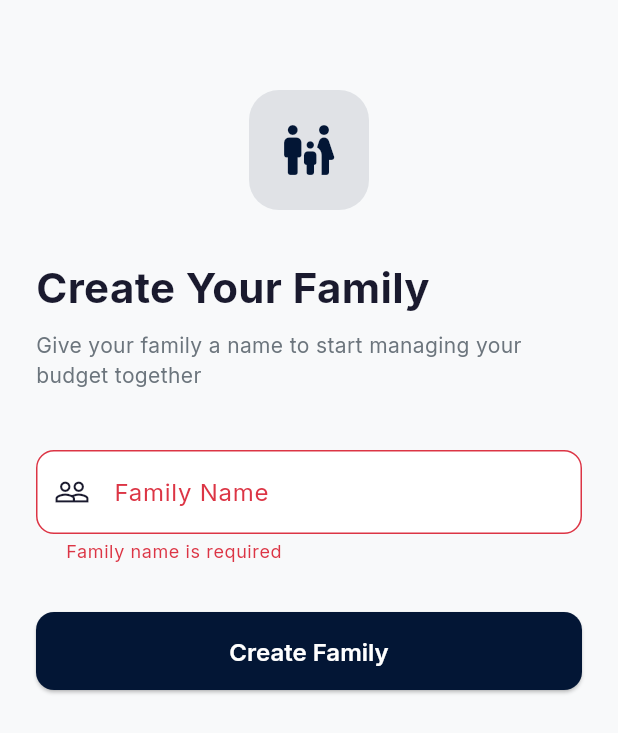
After one commit to Yusef3bdulkarim/family-budgets, a Flutter app: the FamilyCreationScreen screen opened by its route, after a tap on "Create Family", on a phone screen of 412 x 824 dp. The commit adds this screen. Shown: the top 733 px of the screen. Run offline on Flutter 3.47's test engine with Material 3 defaults, Android fonts, the phone set to English and light mode, and no system bars; our stand-ins replace cloud_firestore, firebase_auth, firebase_core, flutter_bloc, get_it, go_router and 3 more; accounts and stored records are empty.

Commit message:
feat(family): add family creation with default category seeding
Introduces the family creation feature: FamilyEntity, FamilyMemberEntity,
FamilyModel, FamilyMemberModel, FirestoreCollections constants,
FamilyMemberRole enum, create/getUserFamily use cases, FamilyRepository,
FamilyDataSource (creates family doc + manager member doc + 8 default
Arabic categories in a batch), FamilyCreationCubit/State,
FamilyCreationScreen and FamilyCreationFormWidget. Updates DI, router
(adds /family-creation, redirects post-auth to /family-creation), login
screen (navigates to /family-creation on success), failure.dart
(FamilyFailure), and firestore.rules (families, family_members, categories).

```diff
--- a/lib/core/error/failure.dart
+++ b/lib/core/error/failure.dart
@@ -20,3 +20,7 @@ class NetworkFailure extends Failure {
 class CacheFailure extends Failure {
   const CacheFailure({super.message = 'Cache error'});
 }
+
+class FamilyFailure extends Failure {
+  const FamilyFailure({required super.message, super.code});
+}
--- a/lib/core/routing/app_router.dart
+++ b/lib/core/routing/app_router.dart
@@ -9,17 +9,20 @@ import '../../features/auth/presentation/screens/forgot_password_screen.dart';
 import '../../features/auth/presentation/screens/login_screen.dart';
 import '../../features/auth/presentation/screens/register_screen.dart';
 import '../../features/auth/presentation/screens/verify_email_screen.dart';
+import '../../features/family/presentation/bloc/family_creation_cubit.dart';
+import '../../features/family/presentation/screens/family_creation_screen.dart';
 
 abstract final class AppRoutes {
   static const login = '/login';
   static const register = '/register';
   static const forgotPassword = '/forgot-password';
   static const verifyEmail = '/verify-email';
+  static const familyCreation = '/family-creation';
   static const home = '/home';
 }
 
 final appRouter = GoRouter(
-  initialLocation: AppRoutes.home,
+  initialLocation: AppRoutes.familyCreation,
   redirect: (context, state) {
     final user = getIt<FirebaseAuth>().currentUser;
     final isLoggedIn = user != null;
@@ -34,7 +37,7 @@ final appRouter = GoRouter(
       return AppRoutes.verifyEmail;
     }
     if (isLoggedIn && isEmailVerified && (isAuthRoute || isVerifyRoute)) {
-      return AppRoutes.home;
+      return AppRoutes.familyCreation;
     }
     return null;
   },
@@ -70,6 +73,13 @@ final appRouter = GoRouter(
       ),
     ),
     GoRoute(
+      path: AppRoutes.familyCreation,
+      builder: (context, state) => BlocProvider(
+        create: (_) => getIt<FamilyCreationCubit>(),
+        child: const FamilyCreationScreen(),
+      ),
+    ),
+    GoRoute(
       path: AppRoutes.home,
       builder: (context, state) => const Scaffold(
         body: Center(child: Text('Home — Coming Soon')),
--- a/lib/features/auth/presentation/screens/login_screen.dart
+++ b/lib/features/auth/presentation/screens/login_screen.dart
@@ -35,7 +35,7 @@ class _LoginScreenState extends State<LoginScreen> {
       body: BlocListener<AuthCubit, AuthState>(
         listener: (context, state) {
           if (state is AuthSuccess) {
-            context.go(AppRoutes.home);
+            context.go(AppRoutes.familyCreation);
           } else if (state is AuthError) {
             ScaffoldMessenger.of(context).showSnackBar(
               SnackBar(
--- /dev/null
+++ b/lib/features/family/data/datasources/family_data_source.dart
@@ -0,0 +1,111 @@
+import 'package:cloud_firestore/cloud_firestore.dart';
+import 'package:firebase_auth/firebase_auth.dart';
+
+import '../../../../core/constants/firestore_collections.dart';
+import '../models/family_member_model.dart';
+import '../models/family_model.dart';
+
+class FamilyDataSource {
+  final FirebaseFirestore _firestore;
+  final FirebaseAuth _auth;
+
+  FamilyDataSource(this._firestore, this._auth);
+
+  static const _defaultCategories = [
+    'طعام',
+    'مواصلات',
+    'تعليم',
+    'ترفيه',
+    'ملابس',
+    'صحة',
+    'ادخار',
+    'أخرى',
+  ];
+
+  Future<FamilyModel> createFamily(String name) async {
+    final user = _auth.currentUser;
+    if (user == null) throw Exception('User not authenticated');
+
+    final userDoc = await _firestore
+        .collection(FirestoreCollections.users)
+        .doc(user.uid)
+        .get();
+    final userData = userDoc.data() ?? {};
+    final firstName = userData['firstName'] as String? ?? '';
+    final lastName = userData['lastName'] as String? ?? '';
+    final displayName = '$firstName $lastName'.trim();
+
+    final familyRef =
+        _firestore.collection(FirestoreCollections.families).doc();
+    final memberRef = _firestore
+        .collection(FirestoreCollections.familyMembers)
+        .doc(user.uid);
+
+    await familyRef.set({
+      'id': familyRef.id,
+      'name': name.trim(),
+      'managerId': user.uid,
+      'createdAt': FieldValue.serverTimestamp(),
+    });
+
+    await memberRef.set({
+      'familyId': familyRef.id,
+      'userId': user.uid,
+      'displayName': displayName.isEmpty ? user.email ?? '' : displayName,
+      'email': user.email ?? '',
+      'role': 'manager',
+      'status': 'active',
+      'monthlyBudget': null,
+      'joinedAt': FieldValue.serverTimestamp(),
+    });
+
+    final categoryBatch = _firestore.batch();
+    for (final categoryName in _defaultCategories) {
+      final categoryRef =
+          _firestore.collection(FirestoreCollections.categories).doc();
+      categoryBatch.set(categoryRef, {
+        'id': categoryRef.id,
+        'familyId': familyRef.id,
+        'name': categoryName,
+        'isDefault': true,
+        'createdAt': FieldValue.serverTimestamp(),
+      });
+    }
+
+    await categoryBatch.commit();
+
+    return FamilyModel(
+      id: familyRef.id,
+      name: name.trim(),
+      managerId: user.uid,
+      createdAt: DateTime.now(),
+    );
+  }
+
+  Future<FamilyModel?> getUserFamily() async {
+    final user = _auth.currentUser;
+    if (user == null) return null;
+
+    final memberDoc = await _firestore
+        .collection(FirestoreCollections.familyMembers)
+        .doc(user.uid)
+        .get();
+
+    if (!memberDoc.exists) return null;
+
+    final memberData = memberDoc.data()!;
+    if (memberData['status'] != 'active') return null;
+
+    final familyId = memberData['familyId'] as String?;
+    if (familyId == null) return null;
+
+    final familyDoc = await _firestore
+        .collection(FirestoreCollections.families)
+        .doc(familyId)
+        .get();
+
+    if (!familyDoc.exists) return null;
+
+    return FamilyModel.fromFirestore(familyDoc.data()!);
+  }
+}
--- /dev/null
+++ b/lib/features/family/data/models/family_model.dart
@@ -0,0 +1,28 @@
+import 'package:cloud_firestore/cloud_firestore.dart';
+
+import '../../domain/entities/family_entity.dart';
+
+class FamilyModel extends FamilyEntity {
+  const FamilyModel({
+    required super.id,
+    required super.name,
+    required super.managerId,
+    required super.createdAt,
+  });
+
+  factory FamilyModel.fromFirestore(Map<String, dynamic> data) {
+    return FamilyModel(
+      id: data['id'] as String? ?? '',
+      name: data['name'] as String? ?? '',
+      managerId: data['managerId'] as String? ?? '',
+      createdAt: (data['createdAt'] as Timestamp?)?.toDate() ?? DateTime.now(),
+    );
+  }
+
+  Map<String, dynamic> toFirestore() => {
+        'id': id,
+        'name': name,
+        'managerId': managerId,
+        'createdAt': FieldValue.serverTimestamp(),
+      };
+}
--- /dev/null
+++ b/lib/features/family/data/repos/family_repository_impl.dart
@@ -0,0 +1,32 @@
+import '../../../../core/error/api_result.dart';
+import '../../../../core/error/failure.dart';
+import '../../../../core/error/firebase_error_handler.dart';
+import '../../domain/entities/family_entity.dart';
+import '../../domain/repos/family_repository.dart';
+import '../datasources/family_data_source.dart';
+
+class FamilyRepositoryImpl implements FamilyRepository {
+  final FamilyDataSource _dataSource;
+
+  FamilyRepositoryImpl(this._dataSource);
+
+  @override
+  Future<ApiResult<FamilyEntity>> createFamily(String name) async {
+    try {
+      final family = await _dataSource.createFamily(name);
+      return ApiResult.success(family);
+    } catch (e) {
+      return ApiResult.failure(FirebaseErrorHandler.handle(e));
+    }
+  }
+
+  @override
+  Future<ApiResult<FamilyEntity?>> getUserFamily() async {
+    try {
+      final family = await _dataSource.getUserFamily();
+      return ApiResult.success(family);
+    } catch (e) {
+      return ApiResult.failure(FirebaseErrorHandler.handle(e));
+    }
+  }
+}
--- /dev/null
+++ b/lib/features/family/domain/entities/family_entity.dart
@@ -0,0 +1,13 @@
+class FamilyEntity {
+  final String id;
+  final String name;
+  final String managerId;
+  final DateTime createdAt;
+
+  const FamilyEntity({
+    required this.id,
+    required this.name,
+    required this.managerId,
+    required this.createdAt,
+  });
+}
--- /dev/null
+++ b/lib/features/family/domain/entities/family_member_entity.dart
@@ -0,0 +1,28 @@
+import '../../../../core/enums/family_member_role.dart';
+
+class FamilyMemberEntity {
+  final String id;
+  final String familyId;
+  final String? userId;
+  final String displayName;
+  final String email;
+  final FamilyMemberRole role;
+  final String status;
+  final double? monthlyBudget;
+  final DateTime? joinedAt;
+
+  const FamilyMemberEntity({
+    required this.id,
+    required this.familyId,
+    this.userId,
+    required this.displayName,
+    required this.email,
+    required this.role,
+    required this.status,
+    this.monthlyBudget,
+    this.joinedAt,
+  });
+
+  bool get isActive => status == 'active';
+  bool get isPending => status == 'pending';
+}
--- /dev/null
+++ b/lib/features/family/domain/repos/family_repository.dart
@@ -0,0 +1,7 @@
+import '../../../../core/error/api_result.dart';
+import '../entities/family_entity.dart';
+
+abstract class FamilyRepository {
+  Future<ApiResult<FamilyEntity>> createFamily(String name);
+  Future<ApiResult<FamilyEntity?>> getUserFamily();
+}
--- /dev/null
+++ b/lib/features/family/domain/usecases/create_family_usecase.dart
@@ -0,0 +1,12 @@
+import '../../../../core/error/api_result.dart';
+import '../entities/family_entity.dart';
+import '../repos/family_repository.dart';
+
+class CreateFamilyUseCase {
+  final FamilyRepository _repository;
+
+  CreateFamilyUseCase(this._repository);
+
+  Future<ApiResult<FamilyEntity>> call(String name) =>
+      _repository.createFamily(name);
+}
--- /dev/null
+++ b/lib/features/family/domain/usecases/get_user_family_usecase.dart
@@ -0,0 +1,11 @@
+import '../../../../core/error/api_result.dart';
+import '../entities/family_entity.dart';
+import '../repos/family_repository.dart';
+
+class GetUserFamilyUseCase {
+  final FamilyRepository _repository;
+
+  GetUserFamilyUseCase(this._repository);
+
+  Future<ApiResult<FamilyEntity?>> call() => _repository.getUserFamily();
+}
--- /dev/null
+++ b/lib/features/family/presentation/bloc/family_creation_cubit.dart
@@ -0,0 +1,42 @@
+import 'package:flutter_bloc/flutter_bloc.dart';
+
+import '../../../../core/error/api_result.dart';
+import '../../domain/usecases/create_family_usecase.dart';
+import '../../domain/usecases/get_user_family_usecase.dart';
+import 'family_creation_state.dart';
+
+class FamilyCreationCubit extends Cubit<FamilyCreationState> {
+  final CreateFamilyUseCase _createFamilyUseCase;
+  final GetUserFamilyUseCase _getUserFamilyUseCase;
+
+  FamilyCreationCubit(
+    this._createFamilyUseCase,
+    this._getUserFamilyUseCase,
+  ) : super(const FamilyCreationInitial());
+
+  Future<void> checkFamilyStatus() async {
+    emit(const FamilyCreationChecking());
+    final result = await _getUserFamilyUseCase();
+    switch (result) {
+      case ApiSuccess(data: final family):
+        if (family != null) {
+          emit(FamilyAlreadyExists(family));
+        } else {
+          emit(const FamilyCreationReady());
+        }
+      case ApiFailure(failure: final error):
+        emit(FamilyCreationError(error.message));
+    }
+  }
+
+  Future<void> createFamily(String name) async {
+    emit(const FamilyCreationLoading());
+    final result = await _createFamilyUseCase(name);
+    switch (result) {
+      case ApiSuccess(data: final family):
+        emit(FamilyCreationSuccess(family));
+      case ApiFailure(failure: final error):
+        emit(FamilyCreationError(error.message));
+    }
+  }
+}
--- /dev/null
+++ b/lib/features/family/presentation/bloc/family_creation_state.dart
@@ -0,0 +1,36 @@
+import '../../domain/entities/family_entity.dart';
+
+sealed class FamilyCreationState {
+  const FamilyCreationState();
+}
+
+class FamilyCreationInitial extends FamilyCreationState {
+  const FamilyCreationInitial();
+}
+
+class FamilyCreationChecking extends FamilyCreationState {
+  const FamilyCreationChecking();
+}
+
+class FamilyCreationReady extends FamilyCreationState {
+  const FamilyCreationReady();
+}
+
+class FamilyCreationLoading extends FamilyCreationState {
+  const FamilyCreationLoading();
+}
+
+class FamilyCreationSuccess extends FamilyCreationState {
+  final FamilyEntity family;
+  const FamilyCreationSuccess(this.family);
+}
+
+class FamilyAlreadyExists extends FamilyCreationState {
+  final FamilyEntity family;
+  const FamilyAlreadyExists(this.family);
+}
+
+class FamilyCreationError extends FamilyCreationState {
+  final String message;
+  const FamilyCreationError(this.message);
+}
--- /dev/null
+++ b/lib/features/family/presentation/screens/family_creation_screen.dart
@@ -0,0 +1,63 @@
+import 'package:flutter/material.dart';
+import 'package:flutter_bloc/flutter_bloc.dart';
+import 'package:go_router/go_router.dart';
+
+import '../../../../core/routing/app_router.dart';
+import '../../../../core/theme/app_colors.dart';
+import '../bloc/family_creation_cubit.dart';
+import '../bloc/family_creation_state.dart';
+import '../widgets/family_creation_form_widget.dart';
+
+class FamilyCreationScreen extends StatefulWidget {
+  const FamilyCreationScreen({super.key});
+
+  @override
+  State<FamilyCreationScreen> createState() => _FamilyCreationScreenState();
+}
+
+class _FamilyCreationScreenState extends State<FamilyCreationScreen> {
+  @override
+  void initState() {
+    super.initState();
+    context.read<FamilyCreationCubit>().checkFamilyStatus();
+  }
+
+  @override
+  Widget build(BuildContext context) {
+    return Scaffold(
+      body: BlocConsumer<FamilyCreationCubit, FamilyCreationState>(
+        listener: (context, state) {
+          if (state is FamilyAlreadyExists || state is FamilyAutoJoined) {
+            context.go(AppRoutes.home);
+          } else if (state is HasPendingInvitations) {
+            context.go(AppRoutes.pendingInvitations);
+          } else if (state is FamilyCreationSuccess) {
+            context.go(AppRoutes.addMembers, extra: state.family.id);
+          } else if (state is FamilyCreationError) {
+            ScaffoldMessenger.of(context).showSnackBar(
+              SnackBar(
+                content: Text(state.message),
+                backgroundColor: AppColors.error,
+              ),
+            );
+          }
+        },
+        builder: (context, state) => switch (state) {
+          FamilyCreationInitial() ||
+          FamilyCreationChecking() ||
+          FamilyAlreadyExists() ||
+          FamilyAutoJoined() ||
+          FamilyCreationSuccess() ||
+          HasPendingInvitations() =>
+            const Center(child: CircularProgressIndicator()),
+          FamilyCreationReady() ||
+          FamilyCreationLoading() ||
+          FamilyCreationError() =>
+            FamilyCreationFormWidget(
+              isLoading: state is FamilyCreationLoading,
+            ),
+        },
+      ),
+    );
+  }
+}
--- /dev/null
+++ b/lib/features/family/presentation/widgets/family_creation_form_widget.dart
@@ -0,0 +1,105 @@
+import 'package:flutter/material.dart';
+import 'package:flutter_bloc/flutter_bloc.dart';
+
+import '../../../../core/theme/app_colors.dart';
+import '../../../../core/theme/app_text_styles.dart';
+import '../../../../core/utils/validators.dart';
+import '../bloc/family_creation_cubit.dart';
+
+class FamilyCreationFormWidget extends StatefulWidget {
+  const FamilyCreationFormWidget({super.key, required this.isLoading});
+
+  final bool isLoading;
+
+  @override
+  State<FamilyCreationFormWidget> createState() =>
+      _FamilyCreationFormWidgetState();
+}
+
+class _FamilyCreationFormWidgetState extends State<FamilyCreationFormWidget> {
+  final _formKey = GlobalKey<FormState>();
+  final _nameController = TextEditingController();
+
+  @override
+  void dispose() {
+    _nameController.dispose();
+    super.dispose();
+  }
+
+  void _onSubmit() {
+    if (_formKey.currentState?.validate() ?? false) {
+      context
+          .read<FamilyCreationCubit>()
+          .createFamily(_nameController.text.trim());
+    }
+  }
+
+  @override
+  Widget build(BuildContext context) {
+    return SafeArea(
+      child: SingleChildScrollView(
+        padding: const EdgeInsets.symmetric(horizontal: 24),
+        child: Form(
+          key: _formKey,
+          child: Column(
+            crossAxisAlignment: CrossAxisAlignment.stretch,
+            children: [
+              const SizedBox(height: 60),
+              Center(
+                child: Container(
+                  width: 80,
+                  height: 80,
+                  decoration: BoxDecoration(
+                    color: AppColors.primary.withValues(alpha: 0.1),
+                    borderRadius: BorderRadius.circular(20),
+                  ),
+                  child: const Icon(
+                    Icons.family_restroom_rounded,
+                    size: 40,
+                    color: AppColors.primary,
+                  ),
+                ),
+              ),
+              const SizedBox(height: 32),
+              Text('Create Your Family', style: AppTextStyles.h1),
+              const SizedBox(height: 8),
+              Text(
+                'Give your family a name to start managing your budget together',
+                style: AppTextStyles.bodyMedium
+                    .copyWith(color: AppColors.textSecondary),
+              ),
+              const SizedBox(height: 40),
+              TextFormField(
+                controller: _nameController,
+                textInputAction: TextInputAction.done,
+                textCapitalization: TextCapitalization.words,
+                decoration: const InputDecoration(
+                  labelText: 'Family Name',
+                  hintText: 'e.g. The Al-Hassan Family',
+                  prefixIcon: Icon(Icons.people_outline),
+                ),
+                validator: (value) => Validators.required(value, 'Family name'),
+                onFieldSubmitted: (_) => widget.isLoading ? null : _onSubmit(),
+              ),
+              const SizedBox(height: 32),
+              ElevatedButton(
+                onPressed: widget.isLoading ? null : _onSubmit,
+                child: widget.isLoading
+                    ? const SizedBox(
+                        height: 20,
+                        width: 20,
+                        child: CircularProgressIndicator(
+                          strokeWidth: 2,
+                          color: AppColors.white,
+                        ),
+                      )
+                    : const Text('Create Family'),
+              ),
+              const SizedBox(height: 32),
+            ],
+          ),
+        ),
+      ),
+    );
+  }
+}
```
Also changed, not shown: lib/core/di/dependency_injection.dart (+32 -0 lines), lib/core/enums/family_member_role.dart (added, +23 -0 lines), lib/features/family/data/models/family_member_model.dart (added, +44 -0 lines), 1 other file.
